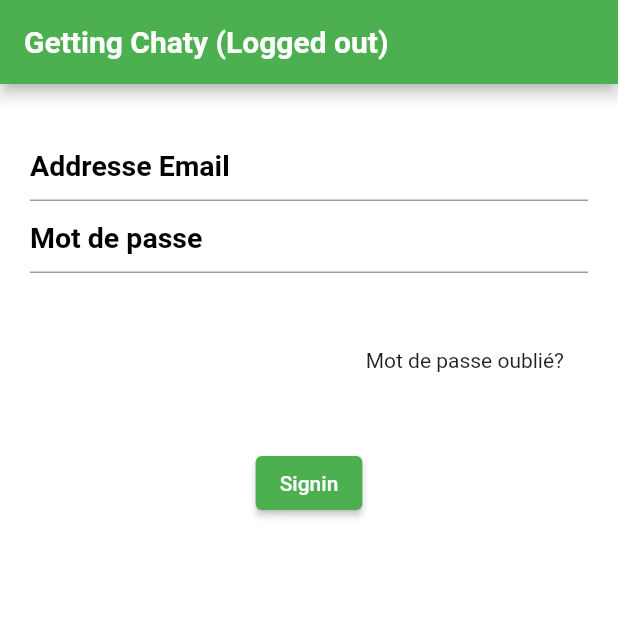
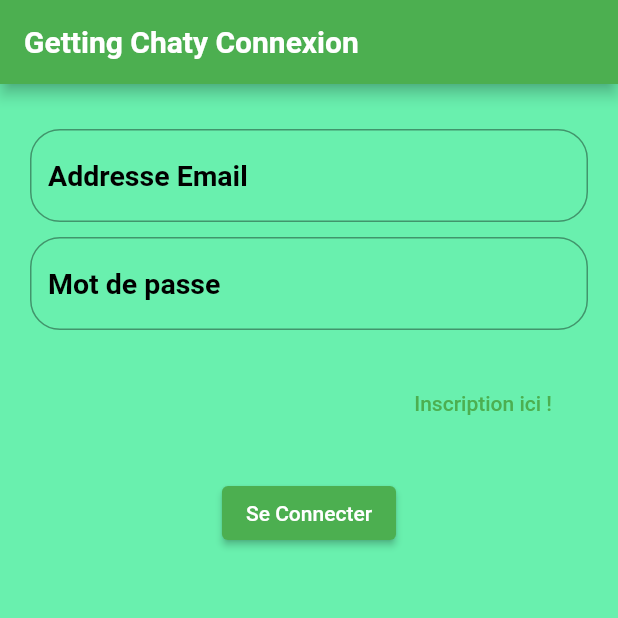
Before and after one commit to sofiane1234/getting-chaty, a Flutter app: the screen it shows after launch, on a phone screen of 412 x 824 dp, the top half of it. Run offline on Flutter 3.47's test engine with Material 2 defaults, Android fonts, the phone set to English and light mode, and no system bars; our stand-ins replace cloud_firestore, firebase_auth, firebase_core; accounts and stored records are empty.

Commit message:
Update login.dart

```diff
--- a/lib/login.dart
+++ b/lib/login.dart
@@ -1,15 +1,11 @@
+import 'package:chatyap/firebaseHelper.dart';
 import 'package:chatyap/signup.dart';
 import 'package:flutter/cupertino.dart';
 import 'package:flutter/material.dart';
 import 'package:firebase_auth/firebase_auth.dart';
-import 'package:firebase_core/firebase_core.dart';
-
-import 'home.dart';
-
 
 class Login extends StatefulWidget {
   const Login({Key? key}) : super(key: key);
-
   @override
   State<Login> createState() => _LoginState();
 }
@@ -17,15 +13,15 @@ class Login extends StatefulWidget {
 class _LoginState extends State<Login> {
   final emailController = TextEditingController();
   final passwordController = TextEditingController();
-
+  Service service = Service();
 
   @override
   Widget build(BuildContext context) {
     User? user = FirebaseAuth.instance.currentUser;
     return Scaffold(
-      appBar: AppBar(title: Text('Getting Chaty (Logged ' + (user == null ? 'out)':'in)'),
-        style: TextStyle(fontWeight: FontWeight.bold, color: Colors.white),),),
-      backgroundColor: Colors.white,
+      appBar: AppBar(title: Text('Getting Chaty Connexion',
+        style: TextStyle(fontWeight: FontWeight.bold, color: Colors.white)),),
+      backgroundColor: Colors.greenAccent,
       body: Container(
         padding: EdgeInsets.symmetric(horizontal: 20, vertical: 30),
         child: Column(
@@ -33,15 +29,22 @@ class _LoginState extends State<Login> {
             TextFormField(
               decoration: InputDecoration(
                 hintText: 'Addresse Email',
+                  border: OutlineInputBorder(
+                      borderRadius: BorderRadius.circular(20)
+                  ),
                 hintStyle: TextStyle(color: Colors.black, fontWeight: FontWeight.bold)
               ),
               controller: emailController,
               style: TextStyle(fontSize: 19),
             ),
+            Padding(padding: EdgeInsets.symmetric(vertical: 5)),
             TextFormField(controller: passwordController,
               decoration: InputDecoration(
                   hintText: 'Mot de passe',
-                  hintStyle: TextStyle(color: Colors.black, fontWeight: FontWeight.bold)
+                  border: OutlineInputBorder(
+                    borderRadius: BorderRadius.circular(20)
+                  ),
+                  hintStyle: TextStyle(color: Colors.black, fontWeight: FontWeight.bold,)
               ),
               obscureText: true,
               style: TextStyle(fontSize: 19),
@@ -50,26 +53,26 @@ class _LoginState extends State<Login> {
             Container(
               alignment: Alignment.centerRight,
               child: Container(
-                padding: EdgeInsets.symmetric(horizontal: 16, vertical: 30),
-                child: Text('Mot de passe oublié?'),
-
+                padding: EdgeInsets.symmetric(horizontal: 16, vertical: 15),
+                child: TextButton(onPressed: (){
+                  Navigator.pushReplacement(context, MaterialPageRoute(builder: ((context) => SignUp())));
+                }, child: Text('Inscription ici !'),),
               ),
-              padding: EdgeInsets.symmetric(vertical: 20),
+              padding: EdgeInsets.symmetric(vertical: 10),
             ),
-
-            Row(
-              mainAxisAlignment: MainAxisAlignment.center,
-              children: [
-                ElevatedButton(child: Text('Signin'),
-                  onPressed: () async{
-                  await FirebaseAuth.instance.signInWithEmailAndPassword(email: emailController.text,
-                      password: passwordController.text);
-                  setState(() {
-                   Navigator.of(context).pushReplacement(MaterialPageRoute(builder: (context) => Home()));
-                  });
-                  }, ),
+        Row(
+            mainAxisAlignment: MainAxisAlignment.center,
+            children: [
+              ElevatedButton(onPressed: () {
+                if(emailController.text.isNotEmpty && passwordController.text.isNotEmpty) {
+                  service.signInAccount(context, emailController.text, passwordController.text);
+                } else {
+                  service.error(context, "Veuillez remplir tous les champs !");
+                }
+              },
+                  child: Text('Se Connecter')),
               ],
-            )
+            ),
           ],
         ),
       ),
```
